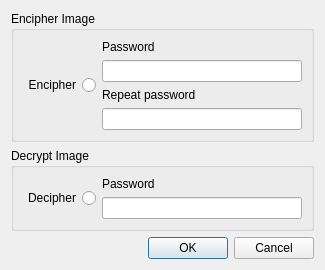
Above: src/gui/encipher_dialaog.ui from CervecerosCodigo/CCIMP before the change. Below: the same form after it.
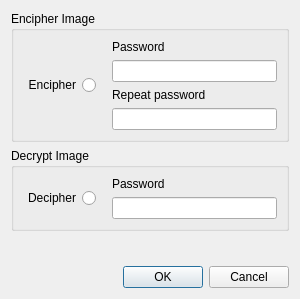
That is the form after the change.

Patch:
```diff
--- a/src/gui/encipher_dialaog.ui
+++ b/src/gui/encipher_dialaog.ui
@@ -6,35 +6,27 @@
    <rect>
     <x>0</x>
     <y>0</y>
-    <width>325</width>
-    <height>255</height>
+    <width>300</width>
+    <height>299</height>
    </rect>
   </property>
   <property name="windowTitle">
    <string>Dialog</string>
   </property>
-  <layout class="QGridLayout" name="gridLayout_6">
+  <layout class="QGridLayout" name="gridLayout_9">
    <item row="0" column="0">
-    <layout class="QGridLayout" name="gridLayout_5">
+    <layout class="QGridLayout" name="gridLayout_8">
+     <item row="0" column="0">
+      <layout class="QGridLayout" name="gridLayout_7">
      <item row="0" column="0">
       <widget class="QGroupBox" name="groupBox">
        <property name="title">
         <string>Encipher Image</string>
        </property>
+         <layout class="QGridLayout" name="gridLayout_5">
+          <item row="0" column="0">
        <layout class="QGridLayout" name="gridLayout_3">
-        <item row="0" column="0">
-         <layout class="QHBoxLayout" name="horizontalLayout">
-          <item>
-           <widget class="QRadioButton" name="radioEncipher">
-            <property name="layoutDirection">
-             <enum>Qt::RightToLeft</enum>
-            </property>
-            <property name="text">
-             <string>Encipher</string>
-            </property>
-           </widget>
-          </item>
-          <item>
+            <item row="0" column="2">
            <layout class="QGridLayout" name="gridLayout">
             <item row="0" column="0">
              <widget class="QLabel" name="label">
@@ -66,6 +58,32 @@
             </item>
            </layout>
           </item>
+            <item row="0" column="0">
+             <widget class="QRadioButton" name="radioEncipher">
+              <property name="layoutDirection">
+               <enum>Qt::RightToLeft</enum>
+              </property>
+              <property name="text">
+               <string>Encipher</string>
+              </property>
+             </widget>
+            </item>
+            <item row="0" column="1">
+             <spacer name="horizontalSpacer">
+              <property name="orientation">
+               <enum>Qt::Horizontal</enum>
+              </property>
+              <property name="sizeType">
+               <enum>QSizePolicy::Minimum</enum>
+              </property>
+              <property name="sizeHint" stdset="0">
+               <size>
+                <width>10</width>
+                <height>20</height>
+               </size>
+              </property>
+             </spacer>
+            </item>
          </layout>
         </item>
        </layout>
@@ -76,20 +94,10 @@
        <property name="title">
         <string>Decrypt Image</string>
        </property>
+         <layout class="QGridLayout" name="gridLayout_6">
+          <item row="0" column="0">
        <layout class="QGridLayout" name="gridLayout_4">
-        <item row="0" column="0">
-         <layout class="QHBoxLayout" name="horizontalLayout_2">
-          <item>
-           <widget class="QRadioButton" name="radioDecipher">
-            <property name="layoutDirection">
-             <enum>Qt::RightToLeft</enum>
-            </property>
-            <property name="text">
-             <string>Decipher</string>
-            </property>
-           </widget>
-          </item>
-          <item>
+            <item row="0" column="2">
            <layout class="QGridLayout" name="gridLayout_2">
             <item row="0" column="0">
              <widget class="QLabel" name="label_3">
@@ -107,12 +115,53 @@
             </item>
            </layout>
           </item>
+            <item row="0" column="0">
+             <widget class="QRadioButton" name="radioDecipher">
+              <property name="layoutDirection">
+               <enum>Qt::RightToLeft</enum>
+              </property>
+              <property name="text">
+               <string>Decipher</string>
+              </property>
+             </widget>
+            </item>
+            <item row="0" column="1">
+             <spacer name="horizontalSpacer_2">
+              <property name="orientation">
+               <enum>Qt::Horizontal</enum>
+              </property>
+              <property name="sizeType">
+               <enum>QSizePolicy::Minimum</enum>
+              </property>
+              <property name="sizeHint" stdset="0">
+               <size>
+                <width>10</width>
+                <height>20</height>
+               </size>
+              </property>
+             </spacer>
+            </item>
          </layout>
         </item>
        </layout>
       </widget>
      </item>
      <item row="2" column="0">
+        <spacer name="verticalSpacer">
+         <property name="orientation">
+          <enum>Qt::Vertical</enum>
+         </property>
+         <property name="sizeHint" stdset="0">
+          <size>
+           <width>20</width>
+           <height>40</height>
+          </size>
+         </property>
+        </spacer>
+       </item>
+      </layout>
+     </item>
+     <item row="1" column="0">
       <widget class="QDialogButtonBox" name="buttonBox">
        <property name="orientation">
         <enum>Qt::Horizontal</enum>
```
Lines whose indentation alone changed are shown as unchanged.
